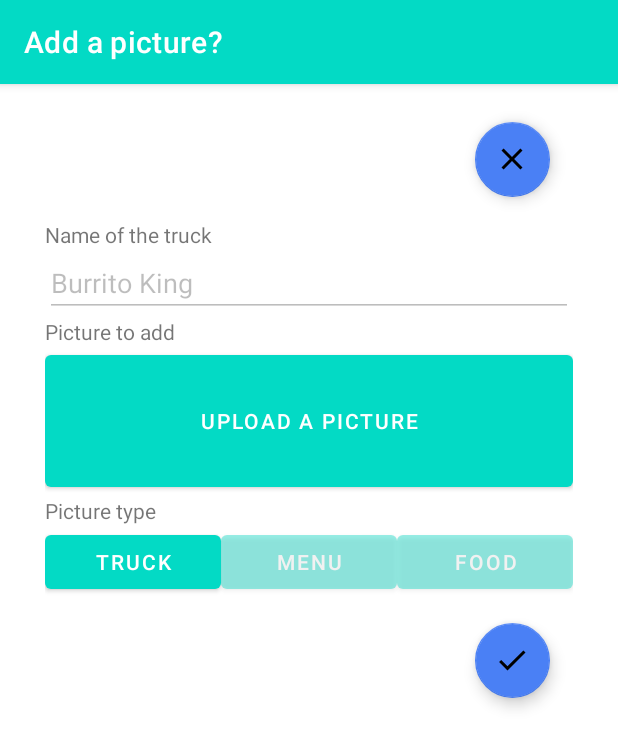
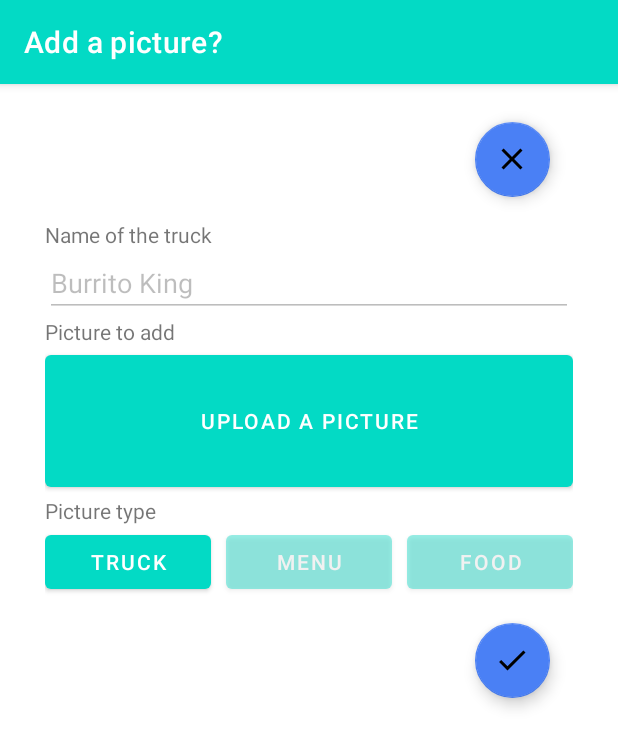
Before and after one commit to utkarshagarwal01/WheresMyTruck, an Android app: the AddPicToTruckActivity screen opened directly, with no data from a screen before it, on a phone screen of 412 x 824 dp. Shown: the top 747 px of the screen. Run offline under Robolectric (Android 15) with nearby library versions, the phone set to English and light mode, and no system bars.

Commit message:
Subpage UI changes

```diff
--- a/app/src/main/res/layout/activity_add_pic_to_truck.xml
+++ b/app/src/main/res/layout/activity_add_pic_to_truck.xml
@@ -66,7 +66,8 @@
                 android:layout_height="wrap_content"
                 android:layout_weight="1"
                 android:alpha="1"
-                android:text="Truck" />
+                android:text="Truck"
+                android:layout_marginRight="10sp"/>
             <Button
                 android:id="@+id/btn_type_menu"
                 android:layout_width="wrap_content"
@@ -80,7 +81,8 @@
                 android:layout_height="wrap_content"
                 android:layout_weight="1"
                 android:alpha="0.4"
-                android:text="Food" />
+                android:text="Food"
+                android:layout_marginLeft="10sp"/>
         </LinearLayout>
 
         <com.google.android.material.floatingactionbutton.FloatingActionButton
--- a/app/src/main/res/layout/report_error_dialog.xml
+++ b/app/src/main/res/layout/report_error_dialog.xml
@@ -19,7 +19,6 @@
             android:layout_height="wrap_content"
             android:text="@string/create_error"
             android:textSize="24sp"
-            android:textColor="@color/black"
             android:gravity="center" />
 
         <LinearLayout
@@ -33,7 +32,8 @@
                 android:layout_height="match_parent"
                 android:layout_weight="1"
                 android:text="@string/create_an_account"
-                 />
+                android:backgroundTint="@color/teal_200"
+                android:textColor="@color/white"/>
         </LinearLayout>
     </LinearLayout>
 </androidx.constraintlayout.widget.ConstraintLayout>
```
